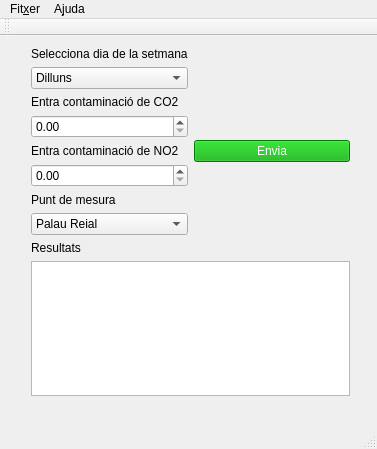
First picture: the form in mainwindow.ui, repository cities2-sec/Polution-ui, before the edit.
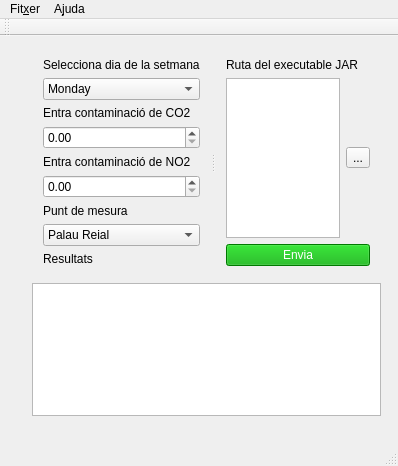
Second picture: the form after the edit.

The edit to the form file:
```diff
--- a/mainwindow.ui
+++ b/mainwindow.ui
@@ -6,8 +6,8 @@
    <rect>
     <x>0</x>
     <y>0</y>
-    <width>377</width>
-    <height>449</height>
+    <width>398</width>
+    <height>466</height>
    </rect>
   </property>
   <property name="windowTitle">
@@ -17,16 +17,19 @@
    <widget class="QWidget" name="">
     <property name="geometry">
      <rect>
-      <x>20</x>
+      <x>21</x>
       <y>0</y>
-      <width>341</width>
-      <height>371</height>
+      <width>371</width>
+      <height>391</height>
      </rect>
     </property>
-    <layout class="QVBoxLayout" name="verticalLayout_2">
+    <layout class="QVBoxLayout" name="verticalLayout_4">
      <item>
-      <layout class="QHBoxLayout" name="horizontalLayout">
-       <item>
+      <widget class="QSplitter" name="splitter">
+       <property name="orientation">
+        <enum>Qt::Horizontal</enum>
+       </property>
+       <widget class="QWidget" name="">
         <layout class="QVBoxLayout" name="verticalLayout">
          <item>
           <widget class="QLabel" name="label">
@@ -39,7 +42,7 @@
           <widget class="QComboBox" name="comboBox">
            <item>
             <property name="text">
-             <string>Dilluns</string>
+             <string>Monday</string>
             </property>
            </item>
            <item>
@@ -128,6 +131,33 @@
           </widget>
          </item>
         </layout>
+       </widget>
+       <widget class="QWidget" name="">
+        <layout class="QVBoxLayout" name="verticalLayout_3">
+         <item>
+          <layout class="QVBoxLayout" name="verticalLayout_2">
+           <item>
+            <widget class="QLabel" name="label_6">
+             <property name="text">
+              <string>Ruta del executable JAR</string>
+             </property>
+            </widget>
+           </item>
+           <item>
+            <layout class="QHBoxLayout" name="horizontalLayout">
+             <item>
+              <widget class="QPlainTextEdit" name="executableTextEdit"/>
+             </item>
+             <item>
+              <widget class="QToolButton" name="toolButton">
+               <property name="text">
+                <string>...</string>
+               </property>
+              </widget>
+             </item>
+            </layout>
+           </item>
+          </layout>
        </item>
        <item>
         <widget class="QPushButton" name="pushButton">
@@ -141,6 +171,8 @@
         </widget>
        </item>
       </layout>
+       </widget>
+      </widget>
      </item>
      <item>
       <widget class="QTextBrowser" name="textBrowser"/>
@@ -153,7 +185,7 @@
     <rect>
      <x>0</x>
      <y>0</y>
-     <width>377</width>
+     <width>398</width>
      <height>30</height>
     </rect>
    </property>
```
Left out of the diff: 12 changed lines with no effect on the pictures. Lines whose indentation alone changed are shown as unchanged.
